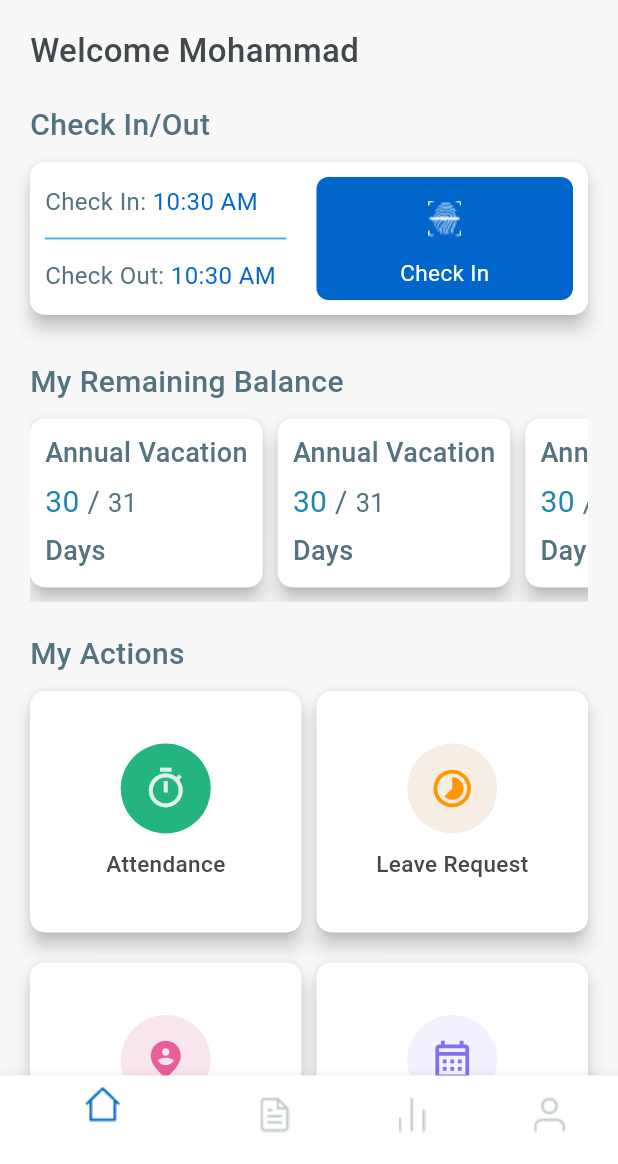
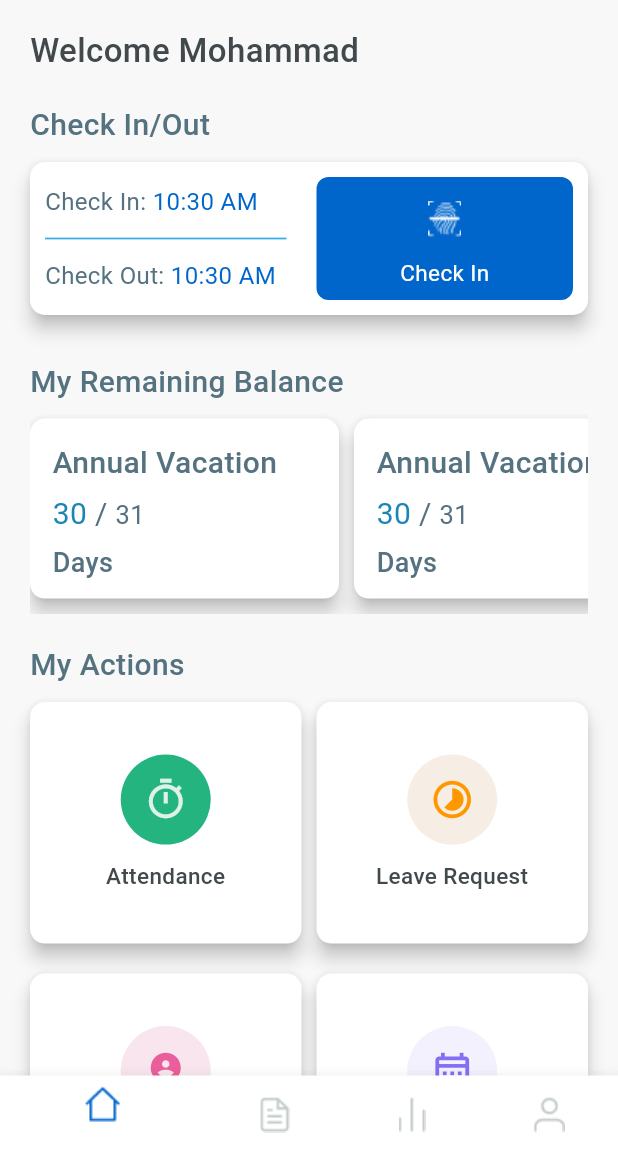
Before and after one commit to mohammadz0606/hr-management, a Flutter app: the NavigationScreen screen opened by its route, on a phone screen of 412 x 824 dp, the part 72-1236 px from its top. Run offline on Flutter 3.47's test engine with Material 3 defaults, Android fonts, the phone set to English and light mode, and no system bars; our stand-ins replace bloc, flutter_bloc, flutter_svg.

Commit message:
edit all ui

```diff
--- a/lib/screens/home.dart
+++ b/lib/screens/home.dart
@@ -54,7 +54,7 @@ class HomeScreen extends StatelessWidget {
             text: 'My Remaining Balance',
           ),
           SizedBox(
-            height: MediaQuery.of(context).size.height * 0.161,
+            height: MediaQuery.of(context).size.height * 0.17,
             child: const RemainingBalanceList(),
           ),
           const SizedBox(height: 20),
--- a/lib/widgets/home/my_actions.dart
+++ b/lib/widgets/home/my_actions.dart
@@ -24,7 +24,7 @@ class MyActions extends StatelessWidget {
               BlocProvider.of<MyActionsCubit>(context).myActionsList[index];
           return CustomCard(
             child: Padding(
-              padding: const EdgeInsets.all(20),
+              padding: const EdgeInsets.all(10),
               child: Column(
                 mainAxisAlignment: MainAxisAlignment.center,
                 crossAxisAlignment: CrossAxisAlignment.center,
@@ -41,14 +41,15 @@ class MyActions extends StatelessWidget {
                     ),
                   ),
                   const SizedBox(height: 10),
-                  FittedBox(
-                    child: Text(
-                      data.title,
-                      style: const TextStyle(
-                        fontSize: 15,
-                        fontWeight: FontWeight.w500,
-                        color: AppColors.darkGray,
-                      ),
+                  Text(
+                    data.title,
+                    textAlign: TextAlign.center,
+                    overflow: TextOverflow.visible,
+                    maxLines: null,
+                    style: const TextStyle(
+                      fontSize: 15,
+                      fontWeight: FontWeight.w500,
+                      color: AppColors.darkGray,
                     ),
                   ),
                 ],
--- a/lib/widgets/home/remaining_balance_list.dart
+++ b/lib/widgets/home/remaining_balance_list.dart
@@ -28,8 +28,9 @@ class RemainingBalanceList extends StatelessWidget {
             log(index.toString());
           },
           child: CustomCard(
-            child: Padding(
-              padding: const EdgeInsets.all(10),
+            child: Container(
+              width: MediaQuery.of(context).size.width * 0.5,
+              padding: const EdgeInsets.all(15),
               child: Column(
                 crossAxisAlignment: CrossAxisAlignment.start,
                 children: [
@@ -37,7 +38,7 @@ class RemainingBalanceList extends StatelessWidget {
                     child: Text(
                       'Annual Vacation',
                       style: const TextStyle(
-                        fontSize: 18,
+                        fontSize: 20,
                         color: AppColors.secondary,
                         fontWeight: FontWeight.w500,
                       ),
```
